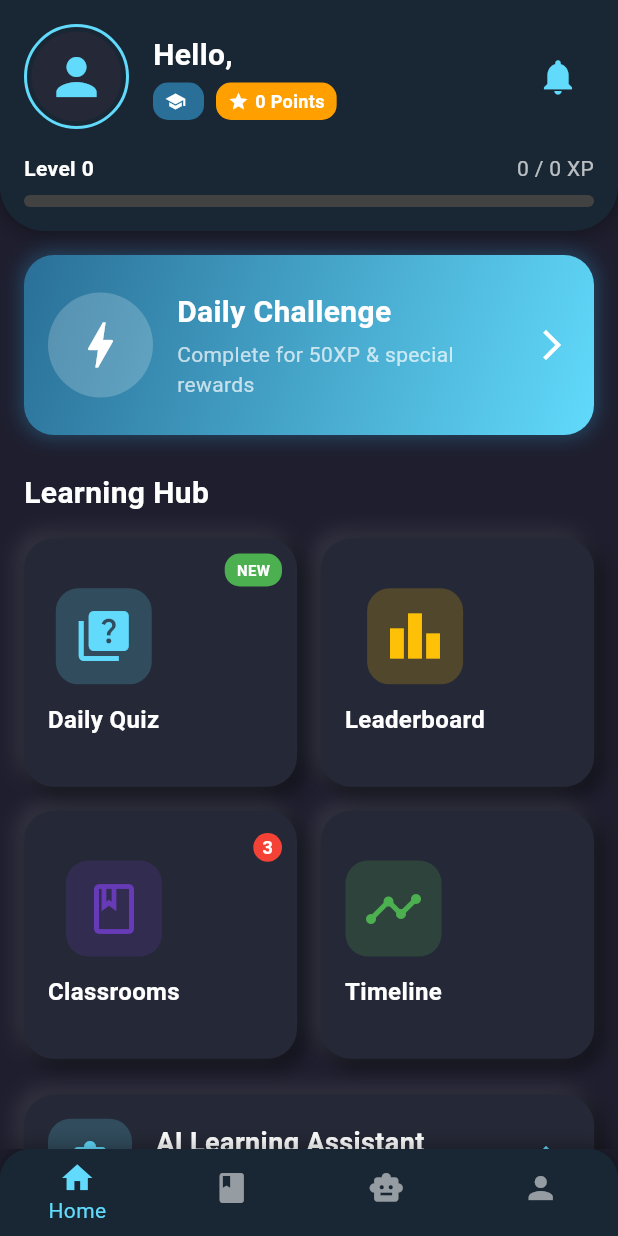
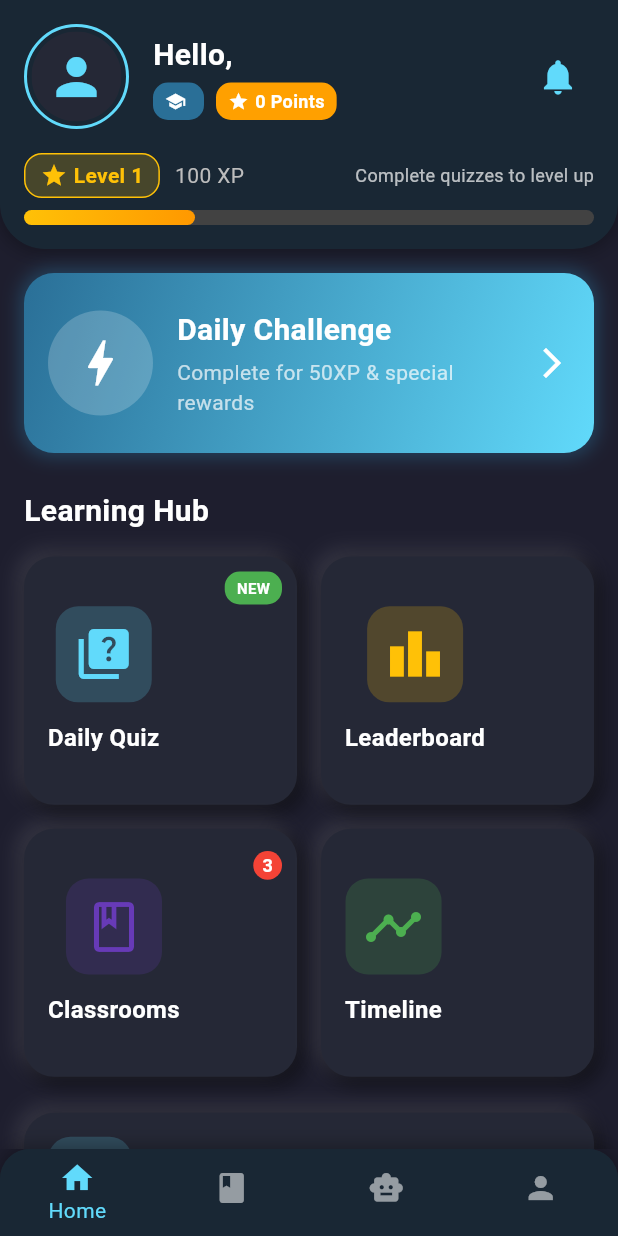
Before and after one commit to Senaath-Suraweera/SriPedia, a Flutter app: the HomeScreen screen opened by its route, on a phone screen of 412 x 824 dp. Run offline on Flutter 3.47's test engine with Material 3 defaults, Android fonts, the light colour scheme and no system bars; our stand-ins replace cloud_firestore, confetti, firebase_auth, firebase_core, firebase_database, firebase_storage and 2 more; accounts and stored records are empty.

Commit message:
tried adding xp progress

```diff
--- a/FlutterFrontend/lib/providers/quiz_provider.dart
+++ b/FlutterFrontend/lib/providers/quiz_provider.dart
@@ -1,8 +1,8 @@
 import 'package:flutter/material.dart';
-import 'package:cloud_firestore/cloud_firestore.dart';
 import '../models/quiz_model.dart';
 import '../services/firebase_service.dart';
 import '../services/realtime_database_service.dart';
+import 'package:cloud_firestore/cloud_firestore.dart';
 
 class QuizProvider extends ChangeNotifier {
   final FirebaseService _firebaseService = FirebaseService();
--- a/FlutterFrontend/lib/providers/user_provider.dart
+++ b/FlutterFrontend/lib/providers/user_provider.dart
@@ -11,6 +11,7 @@ class UserData {
   final String? profilePictureUrl; // Add profile picture URL
   final Map<String, dynamic>? additionalData;
 
+  // Remove level-related fields and getters
   UserData({
     required this.id,
     required this.username,
--- a/FlutterFrontend/lib/screens/home_screen.dart
+++ b/FlutterFrontend/lib/screens/home_screen.dart
@@ -3,6 +3,7 @@ import 'package:provider/provider.dart';
 import '../widgets/feature_card.dart';
 import '../widgets/xp_progress.dart';
 import '../providers/auth_provider.dart';
+import '../providers/user_provider.dart'; // Add this import
 
 // Main home screen after login
 class HomeScreen extends StatefulWidget {
@@ -25,7 +26,9 @@ class _HomeScreenState extends State<HomeScreen> {
   @override
   Widget build(BuildContext context) {
     final authProvider = Provider.of<AuthProvider>(context);
+    final userProvider = Provider.of<UserProvider>(context); // Add this line
     final user = authProvider.user;
+    final userData = userProvider.user; // Add this line
 
     return Scaffold(
       body: SafeArea(
@@ -178,9 +181,10 @@ class _HomeScreenState extends State<HomeScreen> {
                         const SizedBox(height: 16),
                         // XP Progress Bar
                         XPProgress(
-                          currentXP: user.xp,
-                          maxXP: user.level * 1000, // Example formula
-                          level: user.level,
+                          currentXP: 100, // Static value
+                          level: 1, // Static value
+                          progress: 30.0, // Static value
+                          quizzesToNextLevel: 7, // Static value
                         ),
                       ],
                     ),
--- a/FlutterFrontend/lib/screens/quiz/quiz_result_screen.dart
+++ b/FlutterFrontend/lib/screens/quiz/quiz_result_screen.dart
@@ -1,7 +1,7 @@
 import 'package:flutter/material.dart';
 import 'package:provider/provider.dart';
 // Temporarily commented out the confetti import until package is installed
-// import 'package:confetti/confetti.dart';
+import 'package:confetti/confetti.dart';
 import '../../providers/quiz_provider.dart';
 import '../../widgets/neumorphic_widgets.dart';
 
@@ -13,14 +13,18 @@ class QuizResultScreen extends StatefulWidget {
 }
 
 class _QuizResultScreenState extends State<QuizResultScreen> {
-  // Temporarily commented out confetti controller
-  // late ConfettiController _confettiController;
+  late ConfettiController _confettiController;
   bool _showCelebration = false;
+
+  // Remove level-up related variables
+  bool _isSaving = false;
+  String? _errorMessage;
 
   @override
   void initState() {
     super.initState();
-    // _confettiController = ConfettiController(duration: const Duration(seconds: 5));
+    _confettiController =
+        ConfettiController(duration: const Duration(seconds: 5));
 
     // Start celebration animation if score is good
     WidgetsBinding.instance.addPostFrameCallback((_) {
@@ -29,15 +33,39 @@ class _QuizResultScreenState extends State<QuizResultScreen> {
         setState(() {
           _showCelebration = true;
         });
-        // _confettiController.play();
+        _confettiController.play();
       }
     });
   }
 
   @override
   void dispose() {
-    // _confettiController.dispose();
+    _confettiController.dispose();
     super.dispose();
+  }
+
+  // Replace the _saveQuizResult method with a simplified version
+  Future<void> _saveQuizResult() async {
+    setState(() {
+      _isSaving = true;
+    });
+
+    try {
+      final quizProvider = Provider.of<QuizProvider>(context, listen: false);
+
+      // Simply save the result to Firebase without level-up logic
+      // This method is actually now unused, but keeping a stub for future use
+
+      setState(() {
+        _isSaving = false;
+      });
+    } catch (e) {
+      print('Error saving quiz result: $e');
+      setState(() {
+        _isSaving = false;
+        _errorMessage = 'Could not save your result: $e';
+      });
+    }
   }
 
   String _getPerformanceMessage(int correct, int total) {
--- a/FlutterFrontend/lib/widgets/xp_progress.dart
+++ b/FlutterFrontend/lib/widgets/xp_progress.dart
@@ -3,61 +3,96 @@ import 'package:flutter/material.dart';
 // XP Progress widget
 class XPProgress extends StatelessWidget {
   final int currentXP;
-  final int maxXP;
   final int level;
+  final double progress;
+  final int quizzesToNextLevel;
 
   const XPProgress({
-    super.key,
+    Key? key,
     required this.currentXP,
-    required this.maxXP,
     required this.level,
-  });
+    this.progress = 0,
+    this.quizzesToNextLevel = 10,
+  }) : super(key: key);
 
   @override
   Widget build(BuildContext context) {
-    final double progress = currentXP / maxXP;
-
+    // Simplified version without UserProvider dependency
     return Column(
       crossAxisAlignment: CrossAxisAlignment.start,
       children: [
         Row(
           mainAxisAlignment: MainAxisAlignment.spaceBetween,
           children: [
+            Row(
+              children: [
+                Container(
+                  padding:
+                      const EdgeInsets.symmetric(horizontal: 10, vertical: 4),
+                  decoration: BoxDecoration(
+                    color: Colors.amber.withOpacity(0.2),
+                    borderRadius: BorderRadius.circular(12),
+                    border: Border.all(color: Colors.amber),
+                  ),
+                  child: Row(
+                    children: [
+                      const Icon(Icons.star, size: 18, color: Colors.amber),
+                      const SizedBox(width: 4),
                       Text(
                         'Level $level',
                         style: const TextStyle(
-                color: Colors.white,
+                          fontSize: 14,
                           fontWeight: FontWeight.bold,
+                          color: Colors.amber,
                         ),
                       ),
+                    ],
+                  ),
+                ),
+                const SizedBox(width: 10),
                 Text(
-              '$currentXP / $maxXP XP',
-              style: const TextStyle(
+                  '$currentXP XP',
+                  style: TextStyle(
+                    fontSize: 14,
+                    color: Colors.grey[400],
+                  ),
+                ),
+              ],
+            ),
+            const Text(
+              'Complete quizzes to level up',
+              style: TextStyle(
+                fontSize: 12,
                 color: Colors.white70,
               ),
             ),
           ],
         ),
         const SizedBox(height: 8),
+        Stack(
+          children: [
             Container(
-          height: 8,
-          width: double.infinity,
+              height: 10,
               decoration: BoxDecoration(
                 color: Colors.grey[800],
-            borderRadius: BorderRadius.circular(4),
+                borderRadius: BorderRadius.circular(5),
               ),
-          child: FractionallySizedBox(
-            alignment: Alignment.centerLeft,
-            widthFactor: progress,
+            ),
+            FractionallySizedBox(
+              widthFactor: 0.3, // Static progress value for now
               child: Container(
+                height: 10,
                 decoration: BoxDecoration(
-                gradient: const LinearGradient(
-                  colors: [Color(0xFF61DAFB), Color(0xFF2A6F97)],
+                  gradient: LinearGradient(
+                    colors: const [Colors.amber, Colors.orange],
+                    begin: Alignment.topLeft,
+                    end: Alignment.bottomRight,
                   ),
-                borderRadius: BorderRadius.circular(4),
+                  borderRadius: BorderRadius.circular(5),
                 ),
               ),
             ),
+          ],
         ),
       ],
     );
```
Lines whose indentation alone changed are shown as unchanged.
